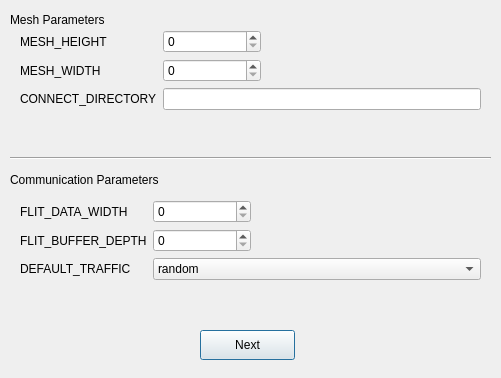
This is GUI/ui/configNoC.ui in MartinMosbeck/NoCMonitor as Qt 5 draws it before an edit. The edited form follows.
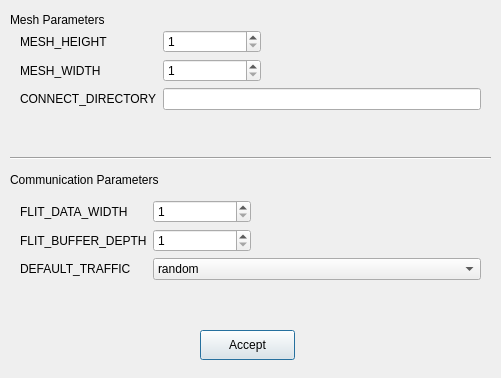
This is the edited form.

Commit message: main GUI development - SavePoint 1

Diff of the .ui file:
```diff
--- a/GUI/ui/configNoC.ui
+++ b/GUI/ui/configNoC.ui
@@ -55,7 +55,14 @@
     <item row="0" column="1">
      <layout class="QHBoxLayout" name="horizontalLayout">
       <item>
-       <widget class="QSpinBox" name="mesh_height"/>
+       <widget class="QSpinBox" name="mesh_height">
+        <property name="minimum">
+         <number>1</number>
+        </property>
+        <property name="maximum">
+         <number>100</number>
+        </property>
+       </widget>
       </item>
       <item>
        <spacer name="horizontalSpacer">
@@ -85,7 +92,14 @@
     <item row="1" column="1">
      <layout class="QHBoxLayout" name="horizontalLayout_3">
       <item>
-       <widget class="QSpinBox" name="mesh_width"/>
+       <widget class="QSpinBox" name="mesh_width">
+        <property name="minimum">
+         <number>1</number>
+        </property>
+        <property name="maximum">
+         <number>100</number>
+        </property>
+       </widget>
       </item>
       <item>
        <spacer name="horizontalSpacer_2">
@@ -181,7 +195,14 @@
     <item row="0" column="1">
      <layout class="QHBoxLayout" name="horizontalLayout_7">
       <item>
-       <widget class="QSpinBox" name="flit_data_width"/>
+       <widget class="QSpinBox" name="flit_data_width">
+        <property name="minimum">
+         <number>1</number>
+        </property>
+        <property name="maximum">
+         <number>100</number>
+        </property>
+       </widget>
       </item>
       <item>
        <spacer name="horizontalSpacer_4">
@@ -204,7 +225,11 @@
     <item row="1" column="1">
      <layout class="QHBoxLayout" name="horizontalLayout_6">
       <item>
-       <widget class="QSpinBox" name="flit_buffer_depth"/>
+       <widget class="QSpinBox" name="flit_buffer_depth">
+        <property name="minimum">
+         <number>1</number>
+        </property>
+       </widget>
       </item>
       <item>
        <spacer name="horizontalSpacer_3">
@@ -270,7 +295,7 @@
     </rect>
    </property>
    <property name="text">
-    <string>Next</string>
+    <string>Accept</string>
    </property>
   </widget>
  </widget>
```
Left out of the diff: 6 changed lines with no effect on the pictures. The commit also changes 4 other files.
